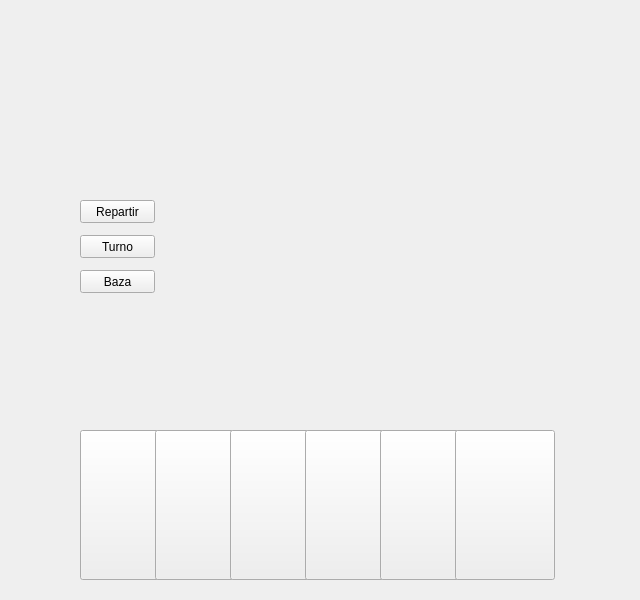
Qt form interfaces/prueba_triunfo_2j.ui (pelucas-power-team/desarrollo) before a commit.
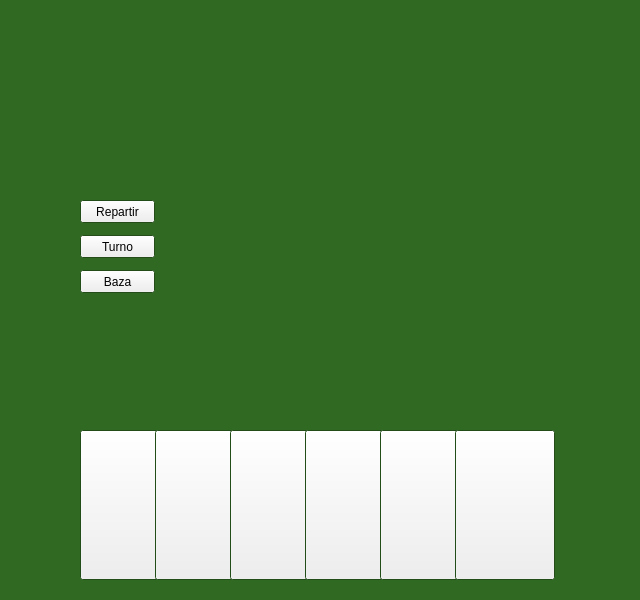
The same form after that commit. Icons and pictures are not drawn.

```diff
--- a/interfaces/prueba_triunfo_2j.ui
+++ b/interfaces/prueba_triunfo_2j.ui
@@ -10,6 +10,70 @@
     <height>600</height>
    </rect>
   </property>
+  <property name="palette">
+   <palette>
+    <active>
+     <colorrole role="Base">
+      <brush brushstyle="SolidPattern">
+       <color alpha="255">
+        <red>255</red>
+        <green>255</green>
+        <blue>255</blue>
+       </color>
+      </brush>
+     </colorrole>
+     <colorrole role="Window">
+      <brush brushstyle="SolidPattern">
+       <color alpha="255">
+        <red>48</red>
+        <green>106</green>
+        <blue>34</blue>
+       </color>
+      </brush>
+     </colorrole>
+    </active>
+    <inactive>
+     <colorrole role="Base">
+      <brush brushstyle="SolidPattern">
+       <color alpha="255">
+        <red>255</red>
+        <green>255</green>
+        <blue>255</blue>
+       </color>
+      </brush>
+     </colorrole>
+     <colorrole role="Window">
+      <brush brushstyle="SolidPattern">
+       <color alpha="255">
+        <red>48</red>
+        <green>106</green>
+        <blue>34</blue>
+       </color>
+      </brush>
+     </colorrole>
+    </inactive>
+    <disabled>
+     <colorrole role="Base">
+      <brush brushstyle="SolidPattern">
+       <color alpha="255">
+        <red>48</red>
+        <green>106</green>
+        <blue>34</blue>
+       </color>
+      </brush>
+     </colorrole>
+     <colorrole role="Window">
+      <brush brushstyle="SolidPattern">
+       <color alpha="255">
+        <red>48</red>
+        <green>106</green>
+        <blue>34</blue>
+       </color>
+      </brush>
+     </colorrole>
+    </disabled>
+   </palette>
+  </property>
   <property name="mouseTracking">
    <bool>false</bool>
   </property>
```
Left out of the diff: 2 changed lines with no effect on the pictures.
